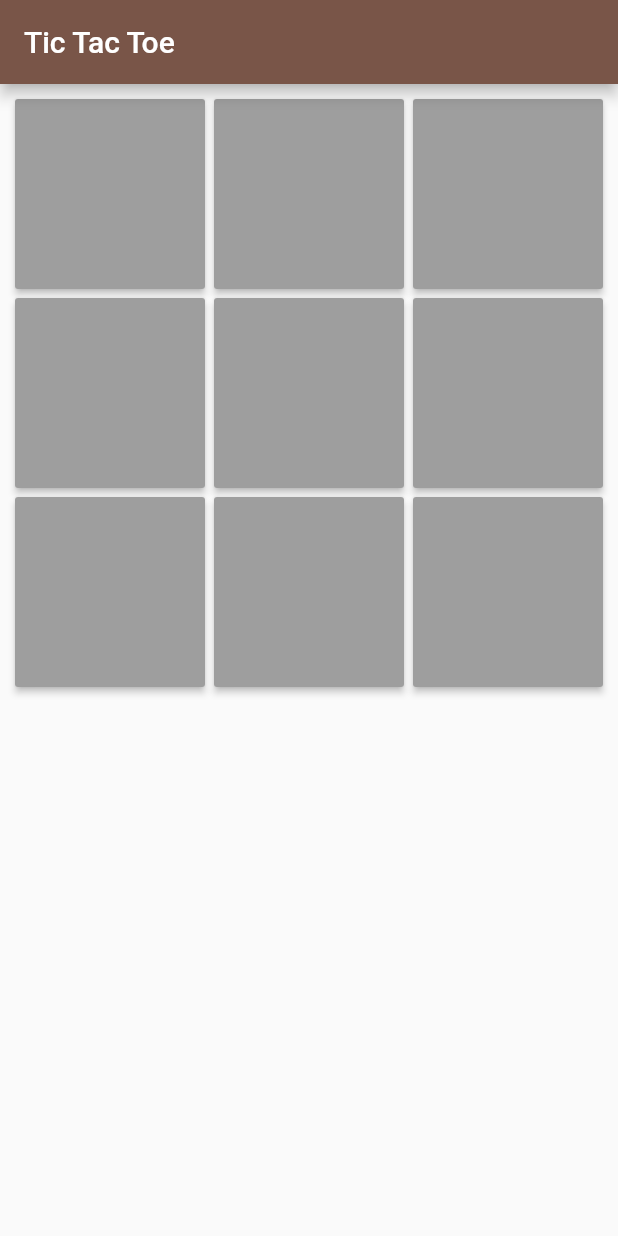
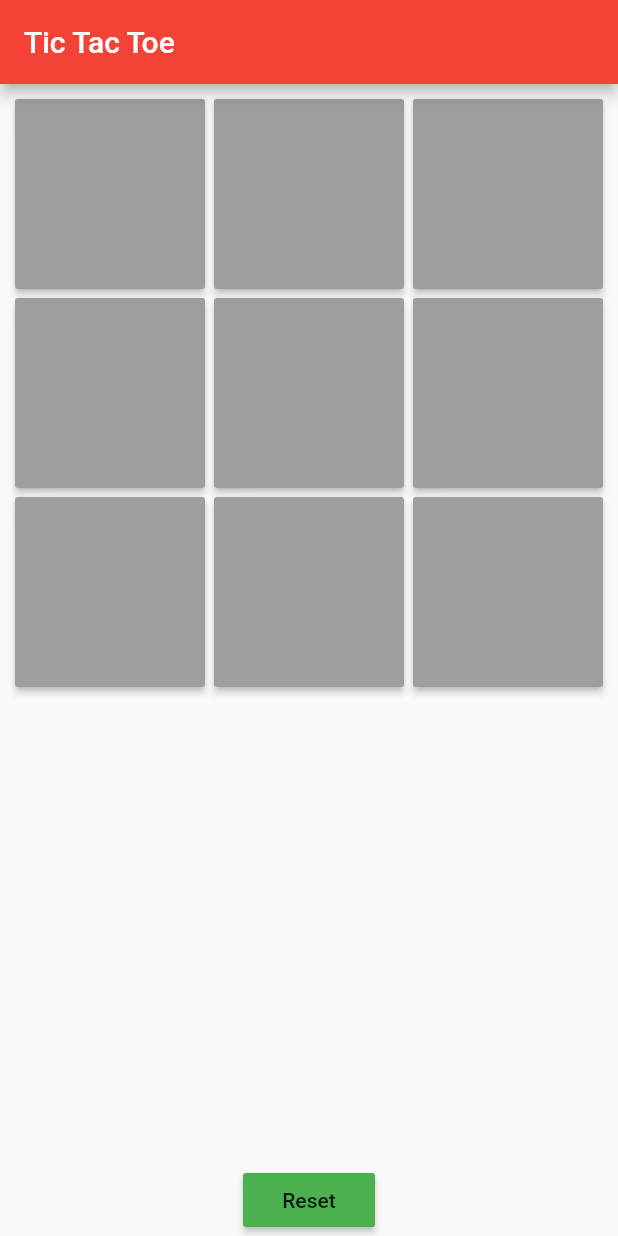
Before and after one commit to Ramakrishna-ch/Tic-Tac-Toe, a Flutter app: the screen it shows after launch, on a phone screen of 412 x 824 dp. Run offline on Flutter 3.47's test engine with Material 2 defaults, Android fonts, the phone set to English and light mode, and no system bars.

Commit message:
clear button added

```diff
--- a/lib/main.dart
+++ b/lib/main.dart
@@ -12,7 +12,7 @@ class MyApp extends StatelessWidget {
     return MaterialApp(
       title: 'Flutter Demo',
       theme: ThemeData(
-        primarySwatch: Colors.brown,
+        primarySwatch: Colors.red,
         visualDensity: VisualDensity.adaptivePlatformDensity,
       ),
       home: MyHomePage(title: 'Tic Tac Toe'),
@@ -47,6 +47,7 @@ class _MyHomePageState extends State<MyHomePage> {
   ];
   String curr;
   String won;
+  int count = 0;
   bool search(String x) {
     if ((buttonval[0] == x && buttonval[1] == x && buttonval[2] == x) ||
         (buttonval[3] == x && buttonval[4] == x && buttonval[5] == x) ||
@@ -78,20 +79,20 @@ class _MyHomePageState extends State<MyHomePage> {
       buttonval[a] = "X";
       curr = "X";
     }
+
     if (search(curr)) {
       won = curr;
       _ackAlert(context);
     }
   }
 
-  void cleardat(BuildContext context) {
+  void cleardat() {
     setState(() {});
     won = null;
     curr = null;
     for (int i = 0; i < 9; i++) {
       buttonval[i] = '';
     }
-    Navigator.of(context).pop();
   }
 
   Future _ackAlert(BuildContext context) {
@@ -104,13 +105,19 @@ class _MyHomePageState extends State<MyHomePage> {
           actions: [
             FlatButton(
               child: Text('Close'),
-              onPressed: () => cleardat(context),
+              onPressed: () {
+                cleardat();
+                Navigator.of(context).pop();
+              },
             ),
           ],
         );
       },
     );
   }
+
+  final fontstyle =
+      TextStyle(color: Colors.white, fontSize: 40, fontWeight: FontWeight.bold);
 
   Widget butupdate(int m) {
     String i = buttonval[m];
@@ -121,13 +128,11 @@ class _MyHomePageState extends State<MyHomePage> {
           : i == "X"
               ? Text(
                   i,
-                  style: TextStyle(color: Colors.black),
+                  style: fontstyle,
                 )
               : Text(
                   i,
-                  style: TextStyle(
-                    color: Colors.white,
-                  ),
+                  style: fontstyle,
                 ),
       color: i.isEmpty
           ? Colors.grey
@@ -149,15 +154,16 @@ class _MyHomePageState extends State<MyHomePage> {
       appBar: AppBar(
         title: Text(widget.title),
       ),
-      body: Center(
-        child: Container(
+      body: Column(
+        children: <Widget>[
+          Expanded(
             child: GridView.builder(
               padding: EdgeInsets.all(10),
               gridDelegate: SliverGridDelegateWithFixedCrossAxisCount(
                 crossAxisCount: 3,
-              mainAxisSpacing: 6,
-              crossAxisSpacing: 6,
-              childAspectRatio: 1,
+                mainAxisSpacing: 6.0,
+                crossAxisSpacing: 6.0,
+                childAspectRatio: 1.0,
               ),
               itemCount: buttonval.length,
               itemBuilder: (context, index) => SizedBox(
@@ -167,6 +173,15 @@ class _MyHomePageState extends State<MyHomePage> {
               ),
             ),
           ),
+          RaisedButton(
+            padding: EdgeInsets.all(10),
+            onPressed: cleardat,
+            child: Text(
+              'Reset',
+            ),
+            color: Colors.green,
+          ),
+        ],
       ),
     );
   }
```
Lines whose indentation alone changed are shown as unchanged.
